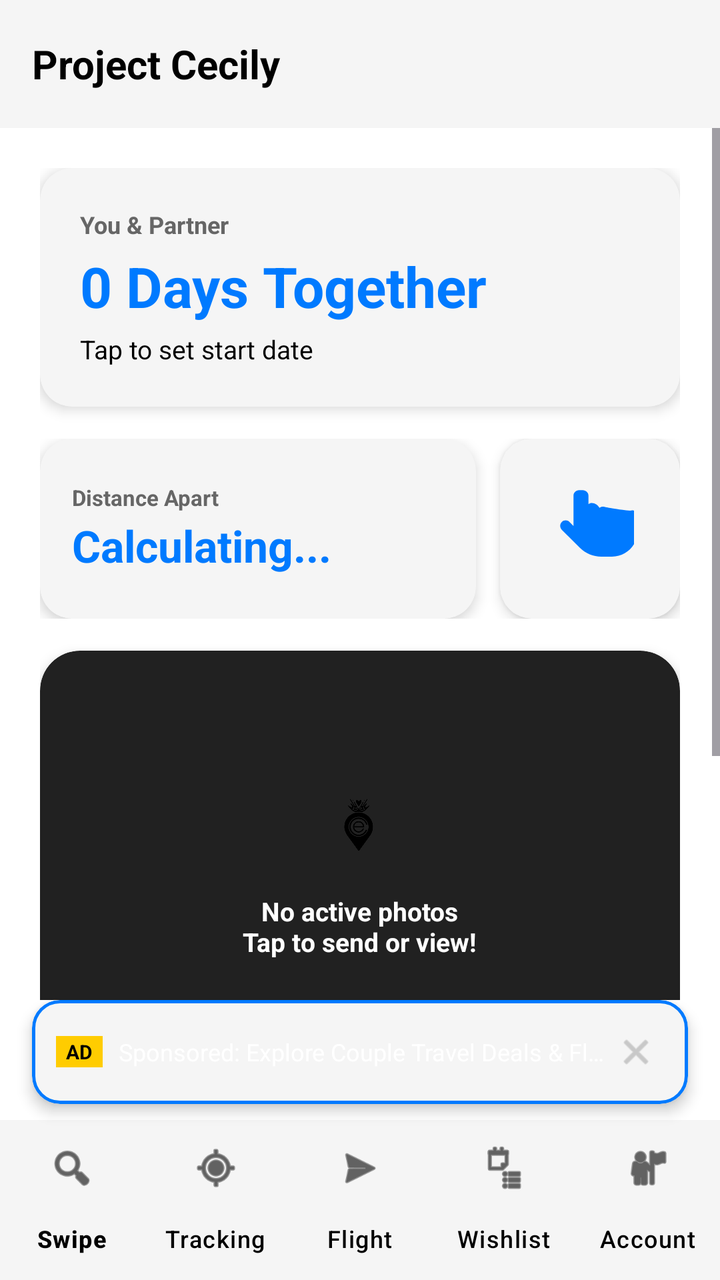
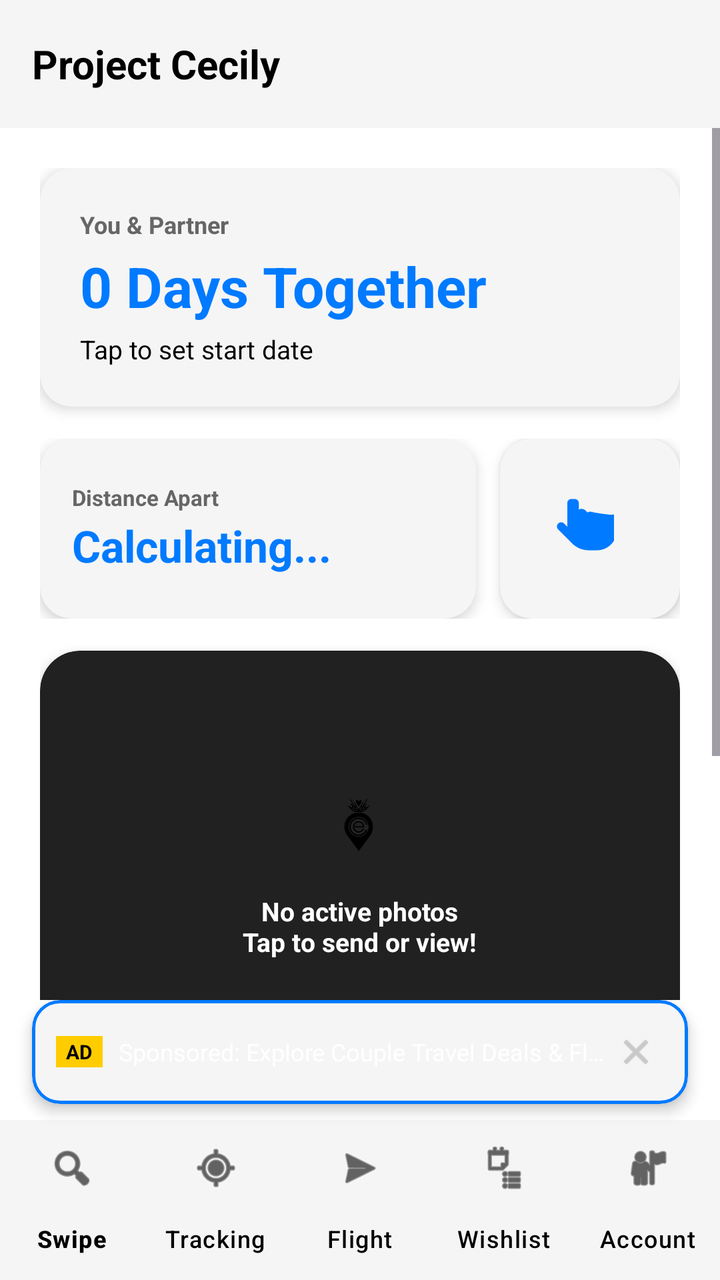

Two renders of the same Android screen: before a commit and after it. Below are the layout's source before the change and the commit's diff.
<!-- AndroidManifest.xml: application theme Theme.ProjectCecily -->
<!-- res/layout/activity_main.xml -->
<?xml version="1.0" encoding="utf-8"?>
<androidx.constraintlayout.widget.ConstraintLayout xmlns:android="http://schemas.android.com/apk/res/android"
    xmlns:app="http://schemas.android.com/apk/res-auto"
    android:layout_width="match_parent"
    android:layout_height="match_parent"
    android:background="@color/app_background">

    
    <com.google.android.material.appbar.AppBarLayout
        android:id="@+id/appBarLayout"
        android:layout_width="match_parent"
        android:layout_height="wrap_content"
        android:fitsSystemWindows="true"
        app:elevation="4dp"
        app:layout_constraintEnd_toEndOf="parent"
        app:layout_constraintStart_toStartOf="parent"
        app:layout_constraintTop_toTopOf="parent">

        <com.google.android.material.appbar.MaterialToolbar
            android:id="@+id/toolbar"
            android:layout_width="match_parent"
            android:layout_height="?attr/actionBarSize"
            android:background="@color/card_background">

            <RelativeLayout
                android:layout_width="match_parent"
                android:layout_height="match_parent">

                <TextView
                    android:id="@+id/tvToolbarTitle"
                    android:layout_width="wrap_content"
                    android:layout_height="wrap_content"
                    android:layout_centerVertical="true"
                    android:text="Project Cecily"
                    android:textColor="@color/text_primary"
                    android:textSize="20sp"
                    android:textStyle="bold" />
            </RelativeLayout>
        </com.google.android.material.appbar.MaterialToolbar>
    </com.google.android.material.appbar.AppBarLayout>

    <ScrollView
        android:id="@+id/main_scroll"
        android:layout_width="0dp"
        android:layout_height="0dp"
        app:layout_constraintBottom_toTopOf="@id/cardBannerAd"
        app:layout_constraintEnd_toEndOf="parent"
        app:layout_constraintStart_toStartOf="parent"
        app:layout_constraintTop_toBottomOf="@id/appBarLayout">

        <LinearLayout
            android:layout_width="match_parent"
            android:layout_height="wrap_content"
            android:orientation="vertical"
            android:padding="20dp">

            
            <com.google.android.material.card.MaterialCardView
                android:id="@+id/cardUnpairedHero"
                android:layout_width="match_parent"
                android:layout_height="wrap_content"
                android:layout_marginBottom="16dp"
                android:visibility="gone"
                app:cardBackgroundColor="@color/card_background"
                app:cardCornerRadius="16dp"
                app:cardElevation="4dp"
                app:strokeColor="@color/nav_selected"
                app:strokeWidth="1.5dp">

                <LinearLayout
                    android:layout_width="match_parent"
                    android:layout_height="wrap_content"
                    android:orientation="vertical"
                    android:padding="20dp">

                    <TextView
                        android:layout_width="wrap_content"
                        android:layout_height="wrap_content"
                        android:text="Pairing Required"
                        android:textColor="@color/nav_selected"
                        android:textSize="12sp"
                        android:textStyle="bold" />

                    <TextView
                        android:id="@+id/tvHeroPairCode"
                        android:layout_width="wrap_content"
                        android:layout_height="wrap_content"
                        android:layout_marginTop="4dp"
                        android:text="Your Code: ------"
                        android:textColor="@color/text_primary"
                        android:textSize="22sp"
                        android:textStyle="bold" />

                    <TextView
                        android:layout_width="wrap_content"
                        android:layout_height="wrap_content"
                        android:layout_marginTop="4dp"
                        android:text="Share this 6-digit code with your partner in Account Settings to sync location, flights, and wishlists!"
                        android:textColor="@color/text_secondary"
                        android:textSize="12sp" />
                </LinearLayout>
            </com.google.android.material.card.MaterialCardView>

            
            <com.google.android.material.card.MaterialCardView
                android:id="@+id/cardTogetherDays"
                android:layout_width="match_parent"
                android:layout_height="wrap_content"
                android:layout_marginBottom="16dp"
                app:cardBackgroundColor="@color/card_background"
                app:cardCornerRadius="16dp"
                app:cardElevation="4dp"
                app:strokeWidth="0dp">

                <LinearLayout
                    android:layout_width="match_parent"
                    android:layout_height="wrap_content"
                    android:orientation="vertical"
                    android:padding="20dp">

                    <TextView
                        android:id="@+id/tvCoupleNames"
                        android:layout_width="wrap_content"
                        android:layout_height="wrap_content"
                        android:text="You &amp; Partner"
                        android:textColor="@color/text_secondary"
                        android:textSize="12sp"
                        android:textStyle="bold" />

                    <TextView
                        android:id="@+id/tvTogetherDays"
                        android:layout_width="wrap_content"
                        android:layout_height="wrap_content"
                        android:layout_marginTop="4dp"
                        android:text="0 Days Together"
                        android:textColor="@color/nav_selected"
                        android:textSize="28sp"
                        android:textStyle="bold" />

                    <TextView
                        android:id="@+id/tvAnniversaryDate"
                        android:layout_width="wrap_content"
                        android:layout_height="wrap_content"
                        android:layout_marginTop="4dp"
                        android:text="Tap to set start date"
                        android:textColor="@color/text_primary"
                        android:textSize="13sp" />
                </LinearLayout>
            </com.google.android.material.card.MaterialCardView>

            
            <LinearLayout
                android:layout_width="match_parent"
                android:layout_height="90dp"
                android:layout_marginBottom="16dp"
                android:baselineAligned="false"
                android:orientation="horizontal">

                
                <com.google.android.material.card.MaterialCardView
                    android:id="@+id/cardProximity"
                    android:layout_width="0dp"
                    android:layout_height="match_parent"
                    android:layout_marginEnd="6dp"
                    android:layout_weight="1"
                    app:cardBackgroundColor="@color/card_background"
                    app:cardCornerRadius="16dp"
                    app:cardElevation="4dp"
                    app:strokeWidth="0dp">

                    <LinearLayout
                        android:layout_width="match_parent"
                        android:layout_height="match_parent"
                        android:gravity="center_vertical"
                        android:orientation="vertical"
                        android:paddingHorizontal="16dp"
                        android:paddingVertical="10dp">

                        <TextView
                            android:layout_width="wrap_content"
                            android:layout_height="wrap_content"
                            android:text="Distance Apart"
                            android:textColor="@color/text_secondary"
                            android:textSize="11sp"
                            android:textStyle="bold" />

                        <TextView
                            android:id="@+id/tvLiveDistance"
                            android:layout_width="wrap_content"
                            android:layout_height="wrap_content"
                            android:layout_marginTop="2dp"
                            android:text="Calculating..."
                            android:textColor="@color/nav_selected"
                            android:textSize="22sp"
                            android:textStyle="bold" />

                        <TextView
                            android:id="@+id/tvPartnerTimeSummary"
                            android:layout_width="wrap_content"
                            android:layout_height="wrap_content"
                            android:layout_marginTop="2dp"
                            android:ellipsize="end"
                            android:maxLines="1"
                            android:textColor="@color/text_primary"
                            android:textSize="11sp"
                            android:visibility="gone" />
                    </LinearLayout>
                </com.google.android.material.card.MaterialCardView>

                
                <com.google.android.material.card.MaterialCardView
                    android:id="@+id/cardDashPoke"
                    android:layout_width="90dp"
                    android:layout_height="match_parent"
                    android:layout_marginStart="6dp"
                    android:clickable="true"
                    android:focusable="true"
                    app:cardBackgroundColor="@color/card_background"
                    app:cardCornerRadius="16dp"
                    app:cardElevation="4dp"
                    app:strokeWidth="0dp">

                    <FrameLayout
                        android:layout_width="match_parent"
                        android:layout_height="match_parent">

                        <ImageView
                            android:id="@+id/ivDashPokeIcon"
                            android:layout_width="44dp"
                            android:layout_height="44dp"
                            android:layout_gravity="center"
                            android:src="@drawable/ic_poke_hand"
                            app:tint="@color/nav_selected"
                            android:contentDescription="Poke Partner" />

                    </FrameLayout>
                </com.google.android.material.card.MaterialCardView>

            </LinearLayout>

            
            <com.google.android.material.card.MaterialCardView
                android:id="@+id/cardDashPhotoCycle"
                android:layout_width="match_parent"
                android:layout_height="220dp"
                android:layout_marginBottom="16dp"
                android:clickable="true"
                android:focusable="true"
                app:cardBackgroundColor="#212121"
                app:cardCornerRadius="20dp"
                app:cardElevation="4dp"
                app:strokeWidth="0dp">

                <FrameLayout
                    android:layout_width="match_parent"
                    android:layout_height="match_parent">

                    <androidx.viewpager2.widget.ViewPager2
                        android:id="@+id/viewPagerDashPhotos"
                        android:layout_width="match_parent"
                        android:layout_height="match_parent" />

                    
                    <LinearLayout
                        android:id="@+id/layoutDashPhotoFallback"
                        android:layout_width="match_parent"
                        android:layout_height="match_parent"
                        android:gravity="center"
                        android:orientation="vertical"
                        android:padding="16dp">

                        <ImageView
                            android:layout_width="48dp"
                            android:layout_height="48dp"
                            android:src="@drawable/ic_app_logo_mono_black"
                            android:contentDescription="App Logo" />

                        <TextView
                            android:id="@+id/tvDashPhotoFallbackText"
                            android:layout_width="wrap_content"
                            android:layout_height="wrap_content"
                            android:layout_marginTop="8dp"
                            android:gravity="center"
                            android:text="No active photos\nTap to send or view!"
                            android:textColor="#FFFFFF"
                            android:textSize="13sp"
                            android:textStyle="bold" />
                    </LinearLayout>

                </FrameLayout>
            </com.google.android.material.card.MaterialCardView>

            
            <LinearLayout
                android:layout_width="match_parent"
                android:layout_height="72dp"
                android:layout_marginBottom="16dp"
                android:baselineAligned="false"
                android:orientation="horizontal">

                
                <com.google.android.material.card.MaterialCardView
                    android:id="@+id/cardFlight"
                    android:layout_width="0dp"
                    android:layout_height="match_parent"
                    android:layout_marginEnd="6dp"
                    android:layout_weight="1"
                    app:cardBackgroundColor="@color/card_background"
                    app:cardCornerRadius="16dp"
                    app:cardElevation="4dp"
                    app:strokeWidth="0dp">

                    <LinearLayout
                        android:layout_width="match_parent"
                        android:layout_height="match_parent"
                        android:gravity="center_vertical"
                        android:orientation="vertical"
                        android:paddingHorizontal="14dp"
                        android:paddingVertical="8dp">

                        <TextView
                            android:layout_width="wrap_content"
                            android:layout_height="wrap_content"
                            android:text="✈️ Flight Tracker"
                            android:textColor="@color/text_secondary"
                            android:textSize="11sp"
                            android:textStyle="bold" />

                        <TextView
                            android:id="@+id/tvFlightSummary"
                            android:layout_width="wrap_content"
                            android:layout_height="wrap_content"
                            android:layout_marginTop="2dp"
                            android:ellipsize="end"
                            android:maxLines="1"
                            android:text="No flights added"
                            android:textColor="@color/text_primary"
                            android:textSize="13sp"
                            android:textStyle="bold" />
                    </LinearLayout>
                </com.google.android.material.card.MaterialCardView>

                
                <com.google.android.material.card.MaterialCardView
                    android:id="@+id/cardWishlist"
                    android:layout_width="0dp"
                    android:layout_height="match_parent"
                    android:layout_marginStart="6dp"
                    android:layout_weight="1"
                    app:cardBackgroundColor="@color/card_background"
                    app:cardCornerRadius="16dp"
                    app:cardElevation="4dp"
                    app:strokeWidth="0dp">

                    <LinearLayout
                        android:layout_width="match_parent"
                        android:layout_height="match_parent"
                        android:gravity="center_vertical"
                        android:orientation="vertical"
                        android:paddingHorizontal="14dp"
                        android:paddingVertical="8dp">

                        <TextView
                            android:layout_width="wrap_content"
                            android:layout_height="wrap_content"
                            android:text="🎁 Wishlist"
                            android:textColor="@color/text_secondary"
                            android:textSize="11sp"
                            android:textStyle="bold" />

                        <TextView
                            android:id="@+id/tvWishlistSummary"
                            android:layout_width="wrap_content"
                            android:layout_height="wrap_content"
                            android:layout_marginTop="2dp"
                            android:ellipsize="end"
                            android:maxLines="1"
                            android:text="No items yet"
                            android:textColor="@color/text_primary"
                            android:textSize="13sp"
                            android:textStyle="bold" />
                    </LinearLayout>
                </com.google.android.material.card.MaterialCardView>

            </LinearLayout>

        </LinearLayout>
    </ScrollView>

    
    <com.google.android.material.card.MaterialCardView
        android:id="@+id/cardBannerAd"
        android:layout_width="match_parent"
        android:layout_height="52dp"
        android:layout_marginHorizontal="16dp"
        android:layout_marginBottom="8dp"
        app:cardBackgroundColor="@color/card_background"
        app:cardCornerRadius="14dp"
        app:cardElevation="4dp"
        app:strokeColor="@color/nav_selected"
        app:strokeWidth="1.5dp"
        app:layout_constraintBottom_toTopOf="@id/bottom_navigation"
        app:layout_constraintEnd_toEndOf="parent"
        app:layout_constraintStart_toStartOf="parent">

        <LinearLayout
            android:layout_width="match_parent"
            android:layout_height="match_parent"
            android:gravity="center_vertical"
            android:orientation="horizontal"
            android:paddingHorizontal="12dp">

            <TextView
                android:layout_width="wrap_content"
                android:layout_height="wrap_content"
                android:background="#FFCC00"
                android:paddingHorizontal="5dp"
                android:paddingVertical="1dp"
                android:text="AD"
                android:textColor="#000000"
                android:textSize="10sp"
                android:textStyle="bold" />

            <TextView
                android:id="@+id/tvAdBannerText"
                android:layout_width="0dp"
                android:layout_height="wrap_content"
                android:layout_marginStart="8dp"
                android:layout_weight="1"
                android:ellipsize="end"
                android:singleLine="true"
                android:text="Sponsored: Explore Couple Travel Deals &amp; Flights ✈️"
                android:textColor="#FFFFFF"
                android:textSize="12sp" />

            <ImageView
                android:id="@+id/btnDismissAd"
                android:layout_width="28dp"
                android:layout_height="28dp"
                android:background="?attr/selectableItemBackgroundBorderless"
                android:clickable="true"
                android:contentDescription="Close Ad"
                android:focusable="true"
                android:padding="4dp"
                android:src="@android:drawable/ic_menu_close_clear_cancel"
                app:tint="#AAAAAA" />
        </LinearLayout>
    </com.google.android.material.card.MaterialCardView>

    
    <com.google.android.material.bottomnavigation.BottomNavigationView
        android:id="@+id/bottom_navigation"
        android:layout_width="match_parent"
        android:layout_height="wrap_content"
        android:background="@color/card_background"
        app:itemActiveIndicatorStyle="@null"
        app:itemIconTint="@color/nav_item_color"
        app:itemTextColor="@color/nav_item_color"
        app:labelVisibilityMode="labeled"
        app:layout_constraintBottom_toBottomOf="parent"
        app:menu="@menu/bottom_nav_menu" />

</androidx.constraintlayout.widget.ConstraintLayout>
<!-- resources referenced by this layout -->
<resources>
  <color name="app_background">#FFFFFF</color>
  <color name="card_background">#F5F5F5</color>
  <color name="nav_selected">#007AFF</color>
  <color name="text_primary">#000000</color>
  <color name="text_secondary">#666666</color>
  <!-- drawable ic_app_logo_mono_black: png bitmap (drawable, 12576 bytes) -->
  <!-- drawable ic_poke_hand (drawable) -->
  <?xml version="1.0" encoding="utf-8"?>
  <vector xmlns:android="http://schemas.android.com/apk/res/android"
      android:width="48dp"
      android:height="48dp"
      android:viewportWidth="24"
      android:viewportHeight="24">
      <path
          android:fillColor="#25D366"
          android:pathData="M9,1.5c-0.83,0 -1.5,0.67 -1.5,1.5v8.27l-1.09,-1.09c-0.58,-0.58 -1.52,-0.58 -2.1,0c-0.59,0.59 -0.59,1.54 0,2.12l4.89,4.89c1.56,1.56 3.68,2.44 5.89,2.44h2.91c3.87,0 7,-3.13 7,-7V8.5c0,-0.83 -0.67,-1.5 -1.5,-1.5c-0.19,0 -0.37,0.04 -0.53,0.11C16.82,6.44 16.19,6 15.5,6c-0.34,0 -0.65,0.11 -0.91,0.31C14.12,5.52 13.36,5 12.5,5c-0.34,0 -0.66,0.11 -0.92,0.31V3c0,-0.83 -0.67,-1.5 -1.58,-1.5z" />
  </vector>
  <style name="Theme.ProjectCecily" parent="Base.Theme.ProjectCecily" />
  <style name="Base.Theme.ProjectCecily" parent="Theme.Material3.DayNight.NoActionBar">
          
          <item name="colorPrimary">@color/nav_selected</item>
          <item name="windowActionBar">false</item>
          <item name="windowNoTitle">true</item>
  
          
          <item name="colorOnSecondaryContainer">@color/nav_selected</item>
      </style>
</resources>

<!-- the commit's change to res/layout/activity_main.xml (unified diff, before → after) -->
@@ -226,9 +226,13 @@
 
                         <ImageView
                             android:id="@+id/ivDashPokeIcon"
-                            android:layout_width="44dp"
-                            android:layout_height="44dp"
+                            android:layout_width="52dp"
+                            android:layout_height="52dp"
                             android:layout_gravity="center"
+                            android:paddingLeft="4dp"
+                            android:paddingTop="8dp"
+                            android:paddingRight="14dp"
+                            android:paddingBottom="8dp"
                             android:src="@drawable/ic_poke_hand"
                             app:tint="@color/nav_selected"
                             android:contentDescription="Poke Partner" />
